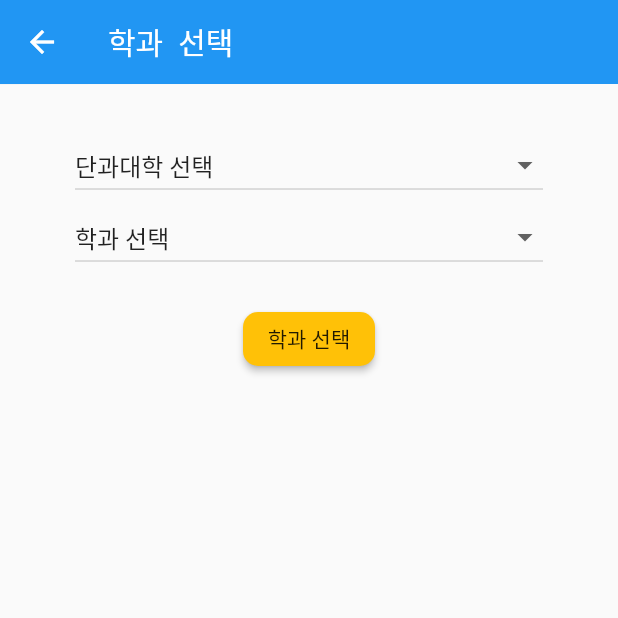
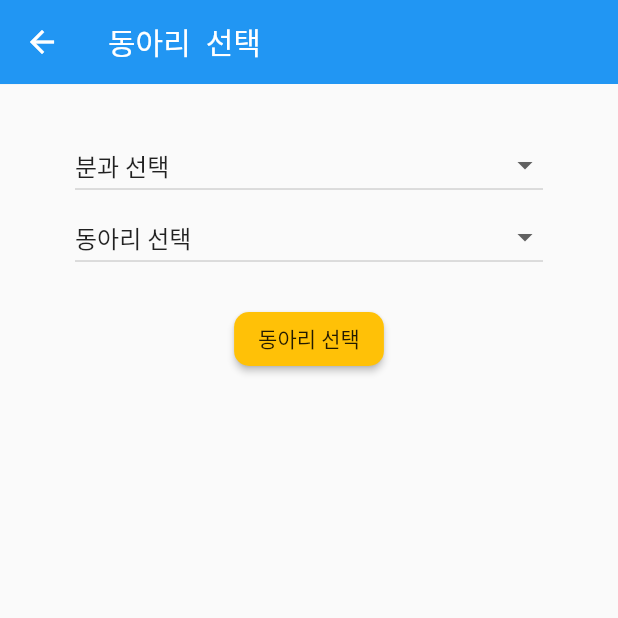
Before and after one commit to jil8885/flutter-hanyang-teaching, a Flutter app: the screen it shows after launch, after a tap on "중앙동아리", on a phone screen of 412 x 824 dp, the top half of it. Run offline on Flutter 3.47's test engine with Material 2 defaults, Android fonts, the phone set to English and light mode, and no system bars; our stand-ins replace native_pdf_view; missing offline and left inert: a package.

Commit message:
Add work Oct1

```diff
--- /dev/null
+++ b/lib/model/club.dart
@@ -0,0 +1,9 @@
+class Club{
+  String name;
+
+  Club(this.name);
+
+  Club.fromJson(Map<String, dynamic> json){
+    name = json['name'];
+  }
+}
--- /dev/null
+++ b/lib/model/clubcategory.dart
@@ -0,0 +1,11 @@
+class ClubCategory{
+  String category;
+  List<dynamic> clubs;
+
+  ClubCategory(this.category);
+
+  ClubCategory.fromJson(Map<String, dynamic> json){
+    category = json['category'];
+    clubs = json['clubs'];
+  }
+}
--- /dev/null
+++ b/lib/model/clubinfo.dart
@@ -0,0 +1,36 @@
+import 'club.dart';
+import 'clubcategory.dart';
+
+class ClubInfoModel{
+  List<Map> getAllMajor() => _collegeInfo;
+
+  getClubsNamesByCategory(String category){
+    var clubInCategory = _collegeInfo
+        .map((e) => ClubCategory.fromJson(e))
+        .where((element) => element.category == category)
+        .map((element) => element.clubs)
+        .expand((element) => element)
+        .map((e) => Club.fromJson(e))
+        .map((e) => e.name)
+        .toList();
+    return clubInCategory;
+  }
+
+
+
+  List<String> getCategory() => _collegeInfo
+      .map((e) => ClubCategory.fromJson(e))
+      .map((item) => item.category)
+      .toList();
+
+  List _collegeInfo = [
+    {"category":"연행예술분과", "clubs":[{"name":"어우림"},{"name":"헤마"},{"name":"무삐"},{"name":"뭉게구름"},{"name":"하늬바람"},{"name":"파랑소래"},{"name":"미라클"},{"name":"DOH"},{"name":"살판"},{"name":"탈"},{"name":"필소굿"},]},
+    {"category":"체육분과", "clubs":[{"name":"스카이 베가본드"},{"name":"풀쓰로틀"},{"name":"해동검도"},{"name":"스킨스쿠버"},{"name":"검우회"},{"name":"샷세"},{"name":"요트부"},{"name":"한양유술회"},{"name":"태극동"},{"name":"산악회"},]},
+    {"category":"평면예술분과", "clubs":[{"name":"서예회"},{"name":"소나기"},{"name":"히이포커스"},{"name":"그림얼"},]},
+    {"category":"학술분과", "clubs":[{"name":"알라"},{"name":"열끼"},{"name":"Cracker"},{"name":"KUSA"},{"name":"다물"},]},
+    {"category":"구기체육분과", "clubs":[{"name":"탁우회"},{"name":"FC 한양"},{"name":"하이바"},{"name":"하이텍"},{"name":"하이클리어"},{"name":"타이푼"},]},
+    {"category":"봉사분과", "clubs":[{"name":"호우회"},{"name":"후사"},{"name":"손말사랑회"},{"name":"로타렉트"},{"name":"황토"},]},
+    {"category":"교양분과", "clubs":[{"name":"유스호스텔"},{"name":"기우회"},{"name":"하이코라"},{"name":"마티니"},{"name":"TIME"},{"name":"HAM"},]},
+    {"category":"종교분과", "clubs":[{"name":"네비게이토"},{"name":"CAM"},{"name":"증산도"},{"name":"CSA"},{"name":"CCC"},{"name":"EBS"},{"name":"CBA"},{"name":"IVF"},]},
+  ];
+}
--- a/lib/model/major.dart
+++ b/lib/model/major.dart
@@ -1,10 +1,11 @@
 class Major{
   String name;
+  List<dynamic> professors;
 
-
-  Major({this.name});
+  Major({this.name, this.professors});
 
   Major.fromJson(Map<String, dynamic> json){
     name = json['major'];
+    professors = json['professors'];
   }
 }
--- /dev/null
+++ b/lib/page/clubInfopagestart.dart
@@ -0,0 +1,107 @@
+import 'package:flutter/material.dart';
+import 'package:flutter_hanyang_teaching/model/clubinfo.dart';
+
+class ClubInfoPage extends StatefulWidget{
+  @override
+  _ClubInfoPageState createState() => _ClubInfoPageState();
+}
+
+class _ClubInfoPageState extends State<ClubInfoPage>{
+  ClubInfoModel _infoModel = ClubInfoModel();
+  List<String> _categories = ["분과 선택"];
+  List<String> _clubs = ["동아리 선택"];
+
+  String _selectedCategory = "분과 선택";
+  String _selectedClub = "동아리 선택";
+
+
+  @override
+  Widget build(BuildContext context) {
+    return Scaffold(
+      appBar: AppBar(title: Text('동아리  선택'), elevation: 0.1,),
+      body: SafeArea(child: Container(
+        padding: EdgeInsets.symmetric(horizontal: 50, vertical: 30),
+        child: Column(
+          children: <Widget>[
+            DropdownButton<String>(
+              isExpanded: true,
+              items: _categories.map((String dropDownStringItem){
+                return DropdownMenuItem<String>(
+                  value: dropDownStringItem,
+                  child: Text(dropDownStringItem),
+                );
+              }).toList(),
+              onChanged: (value) => _onSelectedCategory(value),
+              value: _selectedCategory,
+            ),
+            DropdownButton<String>(
+              isExpanded: true,
+              items: _clubs.map((String dropDownStringItem){
+                return DropdownMenuItem<String>(
+                  value: dropDownStringItem,
+                  child: Text(dropDownStringItem),
+                );
+              }).toList(),
+              onChanged: (value) => _onSelectedClub(value),
+              value: _selectedClub,
+            ),
+            SizedBox(height: 20,),
+            RaisedButton(
+              onPressed: () {
+                if(_selectedCategory == "분과 선택"){
+                  showDialog(context: context, barrierDismissible: false,
+                      builder: (BuildContext context){
+                        return AlertDialog(
+                          title: Text('분과 미선택'),
+                          content: Text('분과를 선택해주세요!'),
+                          actions: [
+                            FlatButton(child: Text('확인'), onPressed: (){Navigator.of(context).pop();},)
+                          ],
+                        );
+                      });
+                } else if(_selectedClub == "동아리 선택"){
+                  showDialog(context: context, barrierDismissible: false,
+                      builder: (BuildContext context){
+                        return AlertDialog(
+                          title: Text('동아리 미선택'),
+                          content: Text('동아리를 선택해주세요!'),
+                          actions: [
+                            FlatButton(child: Text('확인'), onPressed: (){Navigator.of(context).pop();},)
+                          ],
+                        );
+                      });
+                } else {
+                }
+              },
+              color: Colors.amber,
+              shape: RoundedRectangleBorder(
+                  borderRadius: BorderRadius.circular(10)),
+              child: Text("동아리 선택"),
+            )
+          ],
+        ),
+      ),),
+    );
+  }
+
+  @override
+  void initState() {
+    _categories = List.from(_categories)..addAll(_infoModel.getCategory());
+    super.initState();
+  }
+
+  void _onSelectedCategory(String value){
+    setState(() {
+      _selectedClub = '동아리 선택';
+      _clubs = ['동아리 선택'];
+      _selectedCategory = value;
+      _clubs = List.from(_clubs)..addAll(_infoModel.getClubsNamesByCategory(_selectedCategory));
+    });
+  }
+
+  void _onSelectedClub(String value){
+    setState(() {
+      _selectedClub = value;
+    });
+  }
+}
--- a/lib/page/homepage.dart
+++ b/lib/page/homepage.dart
@@ -1,5 +1,7 @@
 import 'package:flutter/material.dart';
+import 'package:flutter_hanyang_teaching/page/clubInfopagestart.dart';
 import 'package:flutter_hanyang_teaching/page/majorinfostart.dart';
+import 'package:flutter_hanyang_teaching/page/outgoingactivitypage.dart';
 
 class HomePage extends StatefulWidget {
   HomePage({Key key, this.title}) : super(key: key);
@@ -24,8 +26,8 @@ class _HomePageState extends State<HomePage> {
               crossAxisCount: 2,
               children: [
                 createGridItem('학과게시판', Colors.cyan, Icons.dashboard, MajorInfoStart()),
-                createGridItem('대외활동', Colors.deepPurple, Icons.local_activity, MajorInfoStart()),
-                createGridItem('중앙동아리', Colors.orange[300], Icons.group, MajorInfoStart()),
+                createGridItem('대외활동', Colors.deepPurple, Icons.local_activity, OutGoingActivityPage()),
+                createGridItem('중앙동아리', Colors.orange[300], Icons.group, ClubInfoPage()),
                 createGridItem('자격증', Colors.pink, Icons.credit_card, MajorInfoStart()),
                 createGridItem('교양', Colors.teal[900], Icons.list, MajorInfoStart()),
               ],
--- a/lib/page/majorinfostart.dart
+++ b/lib/page/majorinfostart.dart
@@ -73,7 +73,7 @@ class _MajorInfoStartState extends State<MajorInfoStart>{
                       });
                 } else {
                   Navigator.of(context).push(MaterialPageRoute(
-                      builder: (context) => MajorInfoPage(_selectedMajor)));
+                      builder: (context) => MajorInfoPage(_selectedCollege, _selectedMajor)));
                 }
               },
               color: Colors.amber,
--- a/pubspec.yaml
+++ b/pubspec.yaml
@@ -29,8 +29,9 @@ dependencies:
   # Use with the CupertinoIcons class for iOS style icons.
   cupertino_icons: ^0.1.3
   shared_preferences: ^0.5.12
-  flutter_full_pdf_viewer: ^1.0.6
-  path_provider: ^1.6.18
+  native_pdf_view: any
+  url_launcher: any
+
 dev_dependencies:
   flutter_test:
     sdk: flutter
```
Also changed, not shown: lib/model/info.dart (+64 -14 lines), lib/model/professor.dart (added, +13 -0 lines), lib/page/OutGoingActivityWrite.dart (added, +68 -0 lines), lib/page/majorinfo.dart (+7 -5 lines), lib/page/outgoingactivitypage.dart (added, +108 -0 lines), lib/page/professorinfo.dart (added, +50 -0 lines), lib/page/trackpdfpage.dart (+13 -18 lines), pubspec.lock.
